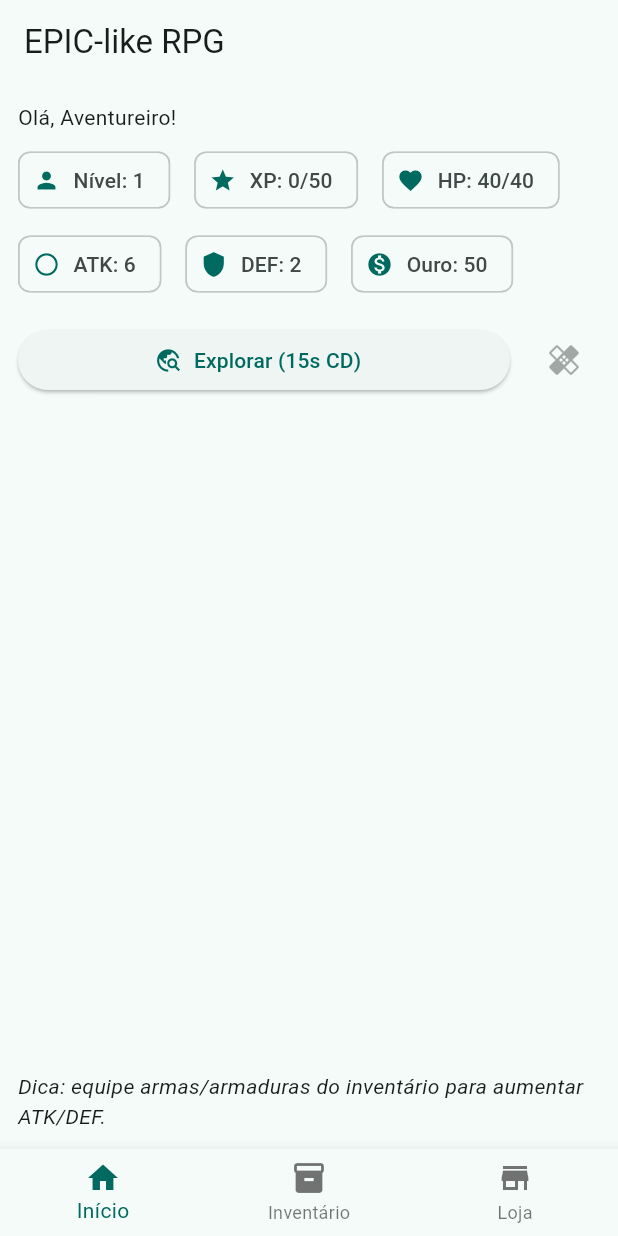
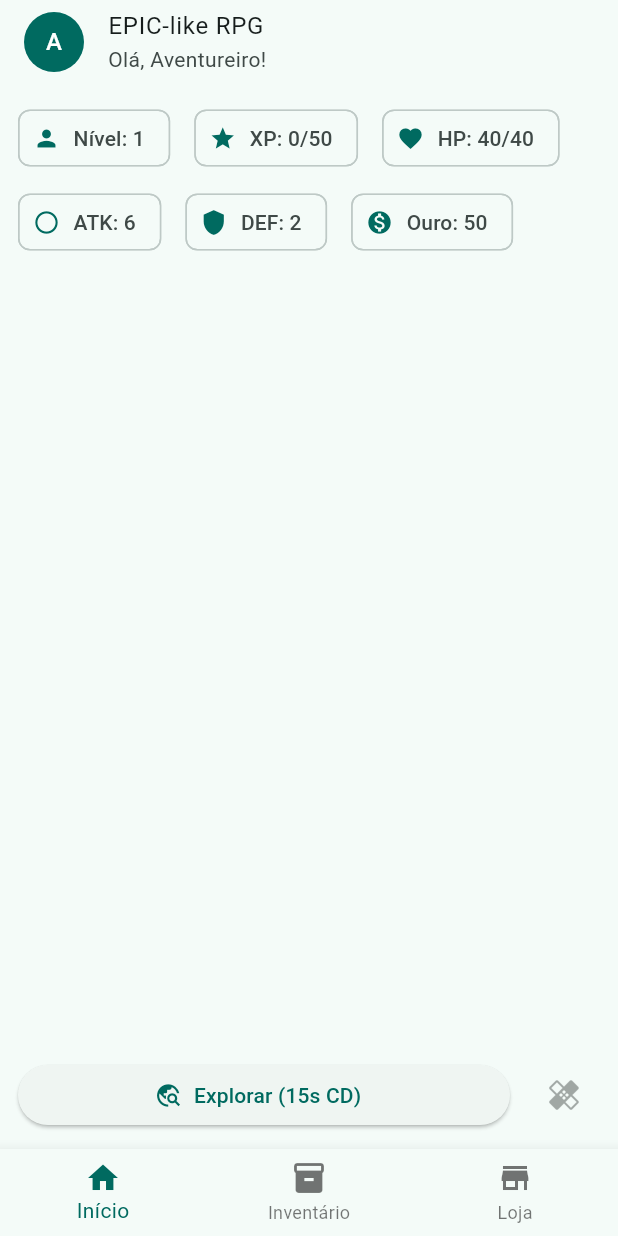
Before and after one commit to Kainato/arena_x, a Flutter app: the screen it shows after launch, on a phone screen of 412 x 824 dp. Run offline on Flutter 3.47's test engine with Material 3 defaults, Android fonts, the phone set to English and light mode, and no system bars.

Commit message:
Refatorar StatusRead para remover textos desnecessários e adicionar espaçadores; criar a classe WdAppbar para padronizar a barra de aplicativo.

```diff
--- a/lib/app/status_read.dart
+++ b/lib/app/status_read.dart
@@ -16,8 +16,6 @@ class StatusRead extends StatelessWidget {
     return Column(
       crossAxisAlignment: CrossAxisAlignment.start,
       children: [
-        Text('Olá, ${p.name}!'),
-        const SizedBox(height: 8),
         Wrap(
           spacing: 16,
           runSpacing: 8,
@@ -54,7 +52,7 @@ class StatusRead extends StatelessWidget {
             ),
           ],
         ),
-        const SizedBox(height: 16),
+        const Spacer(),
         Row(
           children: [
             Expanded(
@@ -87,11 +85,6 @@ class StatusRead extends StatelessWidget {
             ),
           ],
         ),
-        const Spacer(),
-        const Text(
-          'Dica: equipe armas/armaduras do inventário para aumentar ATK/DEF.',
-          style: TextStyle(fontStyle: FontStyle.italic),
-        ),
       ],
     );
   }
--- /dev/null
+++ b/lib/utils/widgets/wd_appbar.dart
@@ -0,0 +1,31 @@
+import 'package:arena_x/core/state/game_state.dart';
+import 'package:flutter/material.dart';
+import 'package:provider/provider.dart';
+
+class WdAppbar extends StatelessWidget implements PreferredSizeWidget {
+  const WdAppbar({super.key});
+
+  @override
+  Widget build(BuildContext context) {
+    GameState game = context.watch<GameState>();
+    return AppBar(
+      centerTitle: false,
+      title: ListTile(
+        minVerticalPadding: 0,
+        contentPadding: EdgeInsets.zero,
+        leading: CircleAvatar(
+          backgroundColor: Theme.of(context).colorScheme.primary,
+          child: Text(
+            game.player.name[0],
+            style: TextStyle(color: Theme.of(context).colorScheme.onPrimary),
+          ),
+        ),
+        title: Text('EPIC-like RPG'),
+        subtitle: Text('Olá, ${game.player.name}!'),
+      ),
+    );
+  }
+
+  @override
+  Size get preferredSize => Size.fromHeight(kToolbarHeight);
+}
--- a/lib/utils/widgets/wd_scaffold.dart
+++ b/lib/utils/widgets/wd_scaffold.dart
@@ -1,3 +1,4 @@
+import 'package:arena_x/utils/widgets/wd_appbar.dart';
 import 'package:flutter/material.dart';
 
 class WdScaffold extends StatelessWidget {
@@ -14,7 +15,7 @@ class WdScaffold extends StatelessWidget {
     required ValueChanged<int> onTap,
   }) {
     return Scaffold(
-      appBar: AppBar(title: Text(title)),
+      appBar: WdAppbar(),
       body: Padding(
         padding: const EdgeInsets.all(12.0),
         child: IndexedStack(index: currentIndex, children: body),
@@ -30,7 +31,7 @@ class WdScaffold extends StatelessWidget {
   @override
   Widget build(BuildContext context) {
     return Scaffold(
-      appBar: AppBar(title: Text(title)),
+      appBar: WdAppbar(),
       body: Padding(padding: const EdgeInsets.all(12.0), child: body),
     );
   }
```
